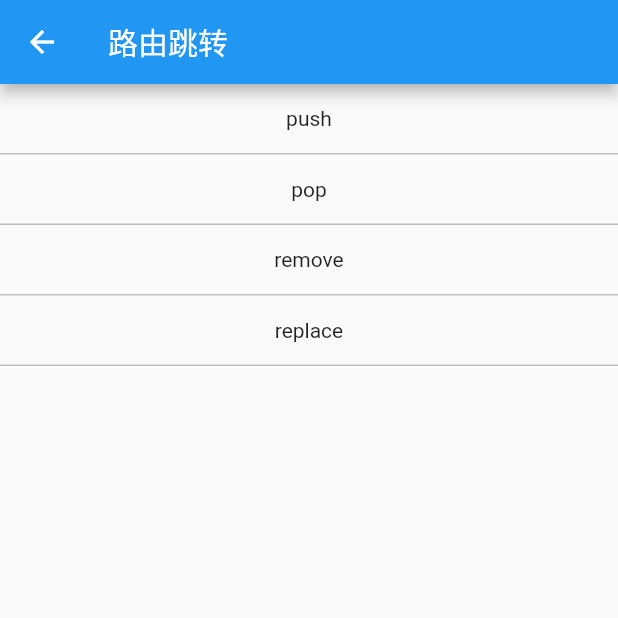
After one commit to yongshengdev/hello_flutter, a Flutter app: the screen it shows after launch, after a tap on "路由跳转", on a phone screen of 412 x 824 dp, the top half of it. The commit adds this screen. Run offline on Flutter 3.47's test engine with Material 2 defaults, Android fonts, the phone set to English and light mode, and no system bars; our stand-ins replace flutter_riverpod, flutter_smart_dialog.

Commit message:
feat: 路由

```diff
--- a/lib/main.dart
+++ b/lib/main.dart
@@ -1,13 +1,22 @@
 import 'package:flutter/material.dart';
 import 'package:flutter_riverpod/flutter_riverpod.dart';
 import 'package:flutter_smart_dialog/flutter_smart_dialog.dart';
-import 'package:hello_flutter/native_contact/native_contact_page.dart';
-import 'package:hello_flutter/riverpod/river_pod_page.dart';
+import 'package:hello_flutter/routes/router_navigator_observer.dart';
+import 'package:hello_flutter/ui/route/route_page.dart';
 import 'package:hello_flutter/utils/widget_util.dart';
+
+import 'ui/native_contact/native_contact_page.dart';
+import 'ui/riverpod/river_pod_page.dart';
 
 void main() {
   // 所有使用Riverpod的Flutter程序，都必须在widget tree的根部添加ProviderScope，用于储存各个provider
-  runApp(const ProviderScope(child: MyApp()));
+  mainRunApp(const MyApp());
+}
+
+Future<void> mainRunApp(Widget child) async {
+  // 定义route的名称
+
+  runApp(ProviderScope(child: child));
 }
 
 class MyApp extends StatelessWidget {
@@ -21,7 +30,7 @@ class MyApp extends StatelessWidget {
         primarySwatch: Colors.blue,
       ),
       home: const MyHomePage(title: '首页'),
-      navigatorObservers: [FlutterSmartDialog.observer],
+      navigatorObservers: [RouterNavigatorObserver(), FlutterSmartDialog.observer],
       builder: FlutterSmartDialog.init(),
     );
   }
@@ -47,7 +56,8 @@ class _MyHomePageState extends State<MyHomePage> {
           WidgetUtil.generateRow(
               "river pod", () => {Navigator.push(context, MaterialPageRoute(builder: (BuildContext context) => const RiverPodPage()))}),
           WidgetUtil.generateRow(
-              "flutter与原生通信", () => {Navigator.push(context, MaterialPageRoute(builder: (BuildContext context) => const NativeContactPage()))})
+              "flutter与原生通信", () => {Navigator.push(context, MaterialPageRoute(builder: (BuildContext context) => const NativeContactPage()))}),
+          WidgetUtil.generateRow("路由跳转", () => {Navigator.push(context, MaterialPageRoute(builder: (BuildContext context) => const RoutePage()))})
         ]));
   }
 }
--- /dev/null
+++ b/lib/routes/router_navigator_observer.dart
@@ -0,0 +1,49 @@
+import 'package:flutter/material.dart';
+
+class RouterNavigatorObserver extends NavigatorObserver {
+  static final List<String> _pages = [];
+
+  @override
+  void didPush(Route route, Route? previousRoute) {
+    super.didPush(route, previousRoute);
+    debugPrint("RouterNavigatorObserver.didPush:${route.settings.name}--${previousRoute?.settings.name}");
+    _addRoute(route);
+    debugPrint("RouterNavigatorObserver.didPush:_pages=$_pages");
+  }
+
+  @override
+  void didPop(Route route, Route? previousRoute) {
+    super.didPop(route, previousRoute);
+    debugPrint("RouterNavigatorObserver.didPop:${route.settings.name}--${previousRoute?.settings.name}");
+    _removeRoute(route);
+    debugPrint("RouterNavigatorObserver.didPop:_pages=$_pages");
+  }
+
+  @override
+  void didRemove(Route route, Route? previousRoute) {
+    super.didRemove(route, previousRoute);
+    debugPrint("RouterNavigatorObserver.didRemove:${route.settings.name}--${previousRoute?.settings.name}");
+    _removeRoute(route);
+    debugPrint("RouterNavigatorObserver.didRemove:_pages=$_pages");
+  }
+
+  @override
+  void didReplace({Route? newRoute, Route? oldRoute}) {
+    super.didReplace(newRoute: newRoute, oldRoute: oldRoute);
+    debugPrint("RouterNavigatorObserver.didReplace:${newRoute?.settings.name}--${oldRoute?.settings.name}");
+    _addRoute(newRoute);
+    debugPrint("RouterNavigatorObserver.didReplace:_pages=$_pages");
+  }
+
+  void _addRoute(Route? route) {
+    if (route != null && route.settings.name != null && route.settings.name!.isNotEmpty) {
+      _pages.add(route.settings.name!);
+    }
+  }
+
+  void _removeRoute(Route? route) {
+    if (route != null && route.settings.name != null && route.settings.name!.isNotEmpty) {
+      _pages.remove(route.settings.name!);
+    }
+  }
+}
--- a/lib/native_contact/native_contact_page.dart
+++ b/lib/ui/native_contact/native_contact_page.dart
@@ -1,7 +1,7 @@
-import 'package:flutter/cupertino.dart';
 import 'package:flutter/material.dart';
-import 'package:hello_flutter/native_contact/method_channel_page.dart';
 import 'package:hello_flutter/utils/widget_util.dart';
+
+import 'method_channel_page.dart';
 
 class NativeContactPage extends StatefulWidget {
 
--- /dev/null
+++ b/lib/ui/route/route_page.dart
@@ -0,0 +1,35 @@
+import 'package:flutter/material.dart';
+
+import '../../utils/widget_util.dart';
+
+// 路由跳转
+class RoutePage extends StatefulWidget {
+  const RoutePage({super.key});
+
+  @override
+  State<StatefulWidget> createState() => _RoutePageState();
+}
+
+class _RoutePageState extends State<RoutePage> {
+  @override
+  Widget build(BuildContext context) {
+    return Scaffold(
+        appBar: AppBar(title: const Text("路由跳转")),
+        body: Column(
+          children: [
+            WidgetUtil.generateRow("push", () {
+              Navigator.push(context, MaterialPageRoute(builder: (BuildContext context) => const RoutePage()));
+            }),
+            WidgetUtil.generateRow("pop", () {
+              Navigator.pop(context);
+            }),
+            WidgetUtil.generateRow("remove", () {
+              Navigator.removeRoute(context, MaterialPageRoute(builder: (BuildContext context) => const RoutePage()));
+            }),
+            WidgetUtil.generateRow("replace", () {
+              // Navigator.replace(context);
+            }),
+          ]
+        ));
+  }
+}
```
Also changed, not shown: lib/ui/native_contact/method_channel_page.dart (renamed from lib/native_contact/method_channel_page.dart), lib/ui/riverpod/river_pod_page.dart (renamed from lib/riverpod/river_pod_page.dart).
